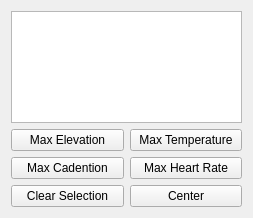
The window that resources/GpxInfoFileWidget.ui (MichalVlasak/OSMViewer) describes before a commit, drawn with Qt 5.
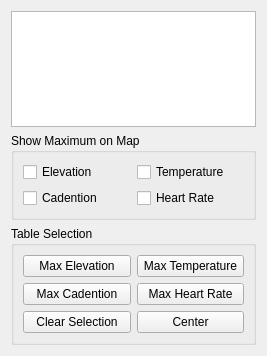
The same window after the commit.

```diff
--- a/resources/GpxInfoFileWidget.ui
+++ b/resources/GpxInfoFileWidget.ui
@@ -6,8 +6,8 @@
    <rect>
     <x>0</x>
     <y>0</y>
-    <width>253</width>
-    <height>218</height>
+    <width>267</width>
+    <height>356</height>
    </rect>
   </property>
   <property name="windowTitle">
@@ -31,7 +31,48 @@
     </widget>
    </item>
    <item>
-    <layout class="QGridLayout" name="gridLayout">
+    <widget class="QGroupBox" name="groupBox">
+     <property name="title">
+      <string>Show Maximum on Map</string>
+     </property>
+     <layout class="QGridLayout" name="gridLayout_2">
+      <item row="0" column="0">
+       <widget class="QCheckBox" name="elevationChck">
+        <property name="text">
+         <string>Elevation</string>
+        </property>
+       </widget>
+      </item>
+      <item row="0" column="1">
+       <widget class="QCheckBox" name="temperatureChck">
+        <property name="text">
+         <string>Temperature</string>
+        </property>
+       </widget>
+      </item>
+      <item row="1" column="0">
+       <widget class="QCheckBox" name="cadentionChck">
+        <property name="text">
+         <string>Cadention</string>
+        </property>
+       </widget>
+      </item>
+      <item row="1" column="1">
+       <widget class="QCheckBox" name="heartRateChck">
+        <property name="text">
+         <string>Heart Rate</string>
+        </property>
+       </widget>
+      </item>
+     </layout>
+    </widget>
+   </item>
+   <item>
+    <widget class="QGroupBox" name="groupBox_2">
+     <property name="title">
+      <string>Table Selection</string>
+     </property>
+     <layout class="QGridLayout" name="gridLayout_3">
      <item row="0" column="0">
       <widget class="QPushButton" name="maxElevation">
        <property name="text">
@@ -75,6 +116,7 @@
       </widget>
      </item>
     </layout>
+    </widget>
    </item>
   </layout>
  </widget>
```
Lines whose indentation alone changed are shown as unchanged.
